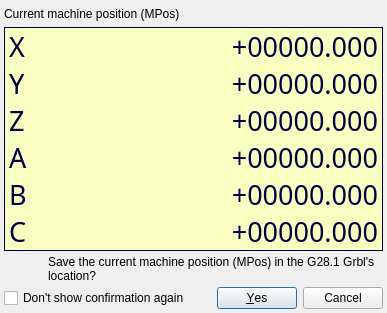
Old version of the form dlgG28_30_1.ui in the repository fra589/cn5X.
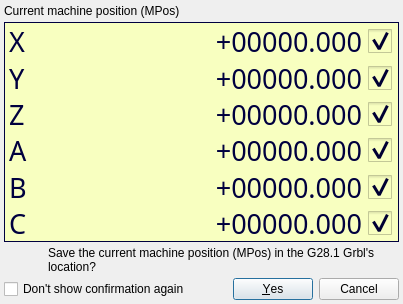
New version of the form. Icons and pictures are not drawn.

The edit to the form file:
```diff
--- a/dlgG28_30_1.ui
+++ b/dlgG28_30_1.ui
@@ -6,8 +6,8 @@
    <rect>
     <x>0</x>
     <y>0</y>
-    <width>387</width>
-    <height>313</height>
+    <width>403</width>
+    <height>304</height>
    </rect>
   </property>
   <property name="windowTitle">
@@ -17,7 +17,7 @@
    <iconset resource="cn5X.qrc">
     <normaloff>:/cn5X/images/XYZAB.svg</normaloff>:/cn5X/images/XYZAB.svg</iconset>
   </property>
-  <layout class="QGridLayout" name="gridLayout">
+  <layout class="QGridLayout" name="gridLayout_2">
    <property name="leftMargin">
     <number>4</number>
    </property>
@@ -34,7 +34,7 @@
     <number>4</number>
    </property>
    <item row="0" column="0" colspan="2">
-    <widget class="QLabel" name="label">
+    <widget class="QLabel" name="lblPosition">
      <property name="text">
       <string>Current machine position (MPos)</string>
      </property>
@@ -61,7 +61,7 @@
      <property name="frameShape">
       <enum>QFrame::Box</enum>
      </property>
-     <layout class="QGridLayout" name="gridLayout_2">
+     <layout class="QGridLayout" name="gridLayout">
       <property name="leftMargin">
        <number>4</number>
       </property>
@@ -69,7 +69,7 @@
        <number>0</number>
       </property>
       <property name="rightMargin">
-       <number>4</number>
+       <number>0</number>
       </property>
       <property name="bottomMargin">
        <number>0</number>
@@ -136,6 +136,47 @@
         </property>
        </widget>
       </item>
+      <item row="0" column="2">
+       <widget class="QCheckBox" name="chkPosX">
+        <property name="font">
+         <font>
+          <family>LED Calculator</family>
+          <pointsize>20</pointsize>
+         </font>
+        </property>
+        <property name="toolTip">
+         <string>Uncheck to keep this axis at its current position</string>
+        </property>
+        <property name="styleSheet">
+         <string notr="true">QCheckBox{margin-left: 6px;}
+QCheckBox::indicator{
+	width: 24px;
+	height: 24px;
+}
+QCheckBox::indicator:unchecked {
+    image: url(:/cn5X/images/chkBoxUnChecked.svg);
+}
+QCheckBox::indicator:checked {
+    image: url(:/cn5X/images/chkBoxChecked.svg);
+}</string>
+        </property>
+        <property name="text">
+         <string/>
+        </property>
+        <property name="iconSize">
+         <size>
+          <width>24</width>
+          <height>24</height>
+         </size>
+        </property>
+        <property name="checkable">
+         <bool>true</bool>
+        </property>
+        <property name="checked">
+         <bool>true</bool>
+        </property>
+       </widget>
+      </item>
       <item row="1" column="0">
        <widget class="QLabel" name="lblLblPosY">
         <property name="sizePolicy">
@@ -195,6 +236,47 @@
         </property>
        </widget>
       </item>
+      <item row="1" column="2">
+       <widget class="QCheckBox" name="chkPosY">
+        <property name="font">
+         <font>
+          <family>LED Calculator</family>
+          <pointsize>20</pointsize>
+         </font>
+        </property>
+        <property name="toolTip">
+         <string>Uncheck to keep this axis at its current position</string>
+        </property>
+        <property name="styleSheet">
+         <string notr="true">QCheckBox{margin-left: 6px;}
+QCheckBox::indicator{
+	width: 24px;
+	height: 24px;
+}
+QCheckBox::indicator:unchecked {
+    image: url(:/cn5X/images/chkBoxUnChecked.svg);
+}
+QCheckBox::indicator:checked {
+    image: url(:/cn5X/images/chkBoxChecked.svg);
+}</string>
+        </property>
+        <property name="text">
+         <string/>
+        </property>
+        <property name="iconSize">
+         <size>
+          <width>24</width>
+          <height>24</height>
+         </size>
+        </property>
+        <property name="checkable">
+         <bool>true</bool>
+        </property>
+        <property name="checked">
+         <bool>true</bool>
+        </property>
+       </widget>
+      </item>
       <item row="2" column="0">
        <widget class="QLabel" name="lblLblPosZ">
         <property name="sizePolicy">
@@ -254,6 +336,47 @@
         </property>
        </widget>
       </item>
+      <item row="2" column="2">
+       <widget class="QCheckBox" name="chkPosZ">
+        <property name="font">
+         <font>
+          <family>LED Calculator</family>
+          <pointsize>20</pointsize>
+         </font>
+        </property>
+        <property name="toolTip">
+         <string>Uncheck to keep this axis at its current position</string>
+        </property>
+        <property name="styleSheet">
+         <string notr="true">QCheckBox{margin-left: 6px;}
+QCheckBox::indicator{
+	width: 24px;
+	height: 24px;
+}
+QCheckBox::indicator:unchecked {
+    image: url(:/cn5X/images/chkBoxUnChecked.svg);
+}
+QCheckBox::indicator:checked {
+    image: url(:/cn5X/images/chkBoxChecked.svg);
+}</string>
+        </property>
+        <property name="text">
+         <string/>
+        </property>
+        <property name="iconSize">
+         <size>
+          <width>24</width>
+          <height>24</height>
+         </size>
+        </property>
+        <property name="checkable">
+         <bool>true</bool>
+        </property>
+        <property name="checked">
+         <bool>true</bool>
+        </property>
+       </widget>
+      </item>
       <item row="3" column="0">
        <widget class="QLabel" name="lblLblPosA">
         <property name="sizePolicy">
@@ -313,6 +436,47 @@
         </property>
        </widget>
       </item>
+      <item row="3" column="2">
+       <widget class="QCheckBox" name="chkPosA">
+        <property name="font">
+         <font>
+          <family>LED Calculator</family>
+          <pointsize>20</pointsize>
+         </font>
+        </property>
+        <property name="toolTip">
+         <string>Uncheck to keep this axis at its current position</string>
+        </property>
+        <property name="styleSheet">
+         <string notr="true">QCheckBox{margin-left: 6px;}
+QCheckBox::indicator{
+	width: 24px;
+	height: 24px;
+}
+QCheckBox::indicator:unchecked {
+    image: url(:/cn5X/images/chkBoxUnChecked.svg);
+}
+QCheckBox::indicator:checked {
+    image: url(:/cn5X/images/chkBoxChecked.svg);
+}</string>
+        </property>
+        <property name="text">
+         <string/>
+        </property>
+        <property name="iconSize">
+         <size>
+          <width>24</width>
+          <height>24</height>
+         </size>
+        </property>
+        <property name="checkable">
+         <bool>true</bool>
+        </property>
+        <property name="checked">
+         <bool>true</bool>
+        </property>
+       </widget>
+      </item>
       <item row="4" column="0">
        <widget class="QLabel" name="lblLblPosB">
         <property name="sizePolicy">
@@ -372,6 +536,47 @@
         </property>
        </widget>
       </item>
+      <item row="4" column="2">
+       <widget class="QCheckBox" name="chkPosB">
+        <property name="font">
+         <font>
+          <family>LED Calculator</family>
+          <pointsize>20</pointsize>
+         </font>
+        </property>
+        <property name="toolTip">
+         <string>Uncheck to keep this axis at its current position</string>
+        </property>
+        <property name="styleSheet">
+         <string notr="true">QCheckBox{margin-left: 6px;}
+QCheckBox::indicator{
+	width: 24px;
+	height: 24px;
+}
+QCheckBox::indicator:unchecked {
+    image: url(:/cn5X/images/chkBoxUnChecked.svg);
+}
+QCheckBox::indicator:checked {
+    image: url(:/cn5X/images/chkBoxChecked.svg);
+}</string>
+        </property>
+        <property name="text">
+         <string/>
+        </property>
+        <property name="iconSize">
+         <size>
+          <width>24</width>
+          <height>24</height>
+         </size>
+        </property>
+        <property name="checkable">
+         <bool>true</bool>
+        </property>
+        <property name="checked">
+         <bool>true</bool>
+        </property>
+       </widget>
+      </item>
       <item row="5" column="0">
        <widget class="QLabel" name="lblLblPosC">
         <property name="sizePolicy">
@@ -431,11 +636,52 @@
         </property>
        </widget>
       </item>
+      <item row="5" column="2">
+       <widget class="QCheckBox" name="chkPosC">
+        <property name="font">
+         <font>
+          <family>LED Calculator</family>
+          <pointsize>20</pointsize>
+         </font>
+        </property>
+        <property name="toolTip">
+         <string>Uncheck to keep this axis at its current position</string>
+        </property>
+        <property name="styleSheet">
+         <string notr="true">QCheckBox{margin-left: 6px;}
+QCheckBox::indicator{
+	width: 24px;
+	height: 24px;
+}
+QCheckBox::indicator:unchecked {
+    image: url(:/cn5X/images/chkBoxUnChecked.svg);
+}
+QCheckBox::indicator:checked {
+    image: url(:/cn5X/images/chkBoxChecked.svg);
+}</string>
+        </property>
+        <property name="text">
+         <string/>
+        </property>
+        <property name="iconSize">
+         <size>
+          <width>24</width>
+          <height>24</height>
+         </size>
+        </property>
+        <property name="checkable">
+         <bool>true</bool>
+        </property>
+        <property name="checked">
+         <bool>true</bool>
+        </property>
+       </widget>
+      </item>
      </layout>
     </widget>
    </item>
    <item row="2" column="0">
-    <widget class="QPushButton" name="pushButton">
+    <widget class="QPushButton" name="imageDeco">
      <property name="sizePolicy">
       <sizepolicy hsizetype="Fixed" vsizetype="Fixed">
        <horstretch>0</horstretch>
```
Left out of the diff: 38 changed lines with no effect on the pictures.
